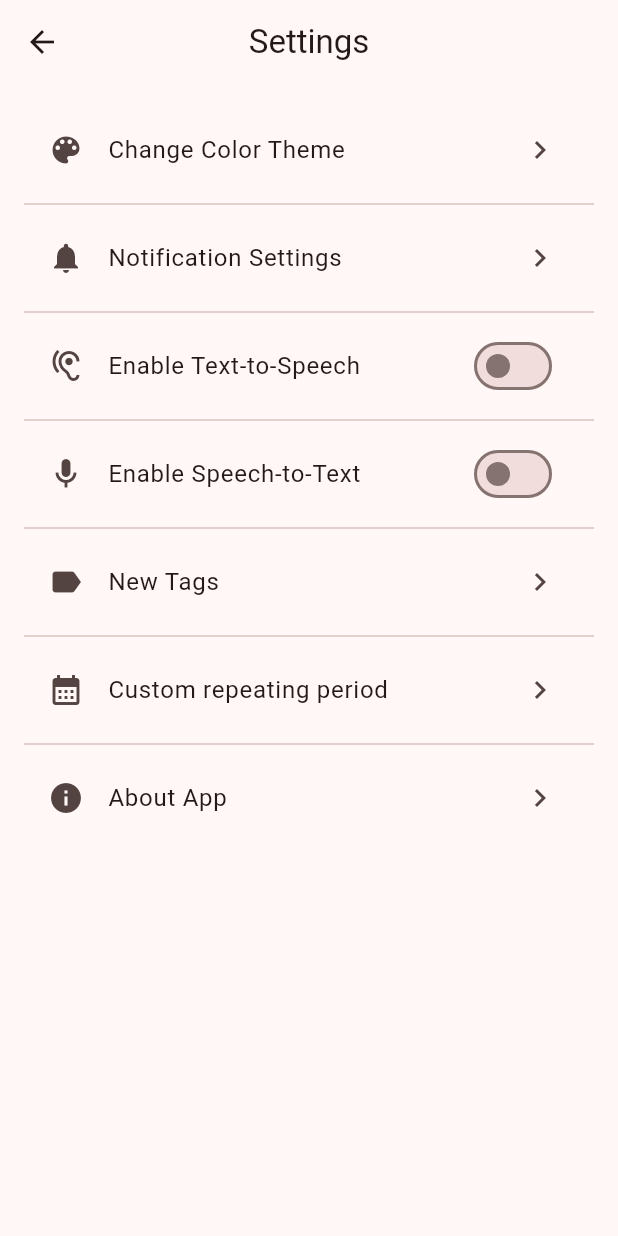
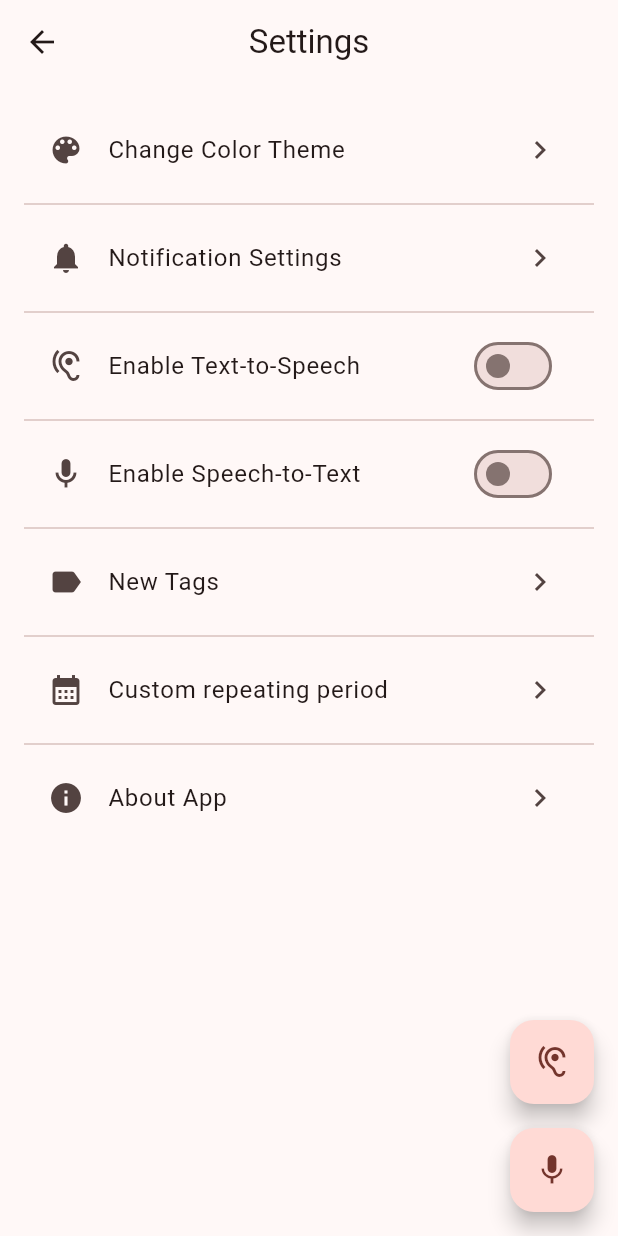
Before and after one commit to Sofiya-D/SeoulTech_ASE_Autumn2024_Group2, a Flutter app: the SettingsPage screen opened directly, on a phone screen of 412 x 824 dp. Run offline on Flutter 3.47's test engine with Material 3 defaults, Android fonts, the phone set to English and light mode, and no system bars; our stand-ins replace file_picker, flutter_colorpicker, open_file, table_calendar.

Commit message:
ajout des boutons the text to speech et speech to text
ajouter sur certaines page, fonctionnement incomplet (affichage meme quand diabled)

```diff
--- /dev/null
+++ b/todo_app/lib/floating_buttons.dart
@@ -0,0 +1,34 @@
+import 'package:flutter/material.dart';
+
+class FloatingButtons extends StatelessWidget {
+  final VoidCallback onTextToSpeechPressed;
+  final VoidCallback onSpeechToTextPressed;
+
+  const FloatingButtons({
+    Key? key,
+    required this.onTextToSpeechPressed,
+    required this.onSpeechToTextPressed,
+  }) : super(key: key);
+
+  @override
+  Widget build(BuildContext context) {
+    return Column(
+      mainAxisSize: MainAxisSize.min,
+      children: [
+        FloatingActionButton(
+          heroTag: 'textToSpeech',
+          onPressed: onTextToSpeechPressed,
+          tooltip: 'Activate Text-to-Speech',
+          child: const Icon(Icons.hearing),
+        ),
+        const SizedBox(height: 16),
+        FloatingActionButton(
+          heroTag: 'speechToText',
+          onPressed: onSpeechToTextPressed,
+          tooltip: 'Activate Speech-to-Text',
+          child: const Icon(Icons.mic),
+        ),
+      ],
+    );
+  }
+}
--- a/todo_app/lib/settings_page.dart
+++ b/todo_app/lib/settings_page.dart
@@ -1,7 +1,10 @@
 import 'package:flutter/material.dart';
 import 'package:provider/provider.dart';
 import 'package:flutter_colorpicker/flutter_colorpicker.dart';
-import 'main.dart'; // Import ThemeProvider here
+
+import 'main.dart';
+import 'settings_manager.dart';
+import 'floating_buttons.dart';
 
 class SettingsPage extends StatefulWidget {
   @override
@@ -10,8 +13,8 @@ class SettingsPage extends StatefulWidget {
 
 class _SettingsPageState extends State<SettingsPage> {
   bool _notificationsEnabled = false;
-  bool _textToSpeechEnabled = false;
-  bool _speechToTextEnabled = false;
+  //bool _textToSpeechEnabled = false;
+  //bool _speechToTextEnabled = false;
 
   @override
   Widget build(BuildContext context) {
@@ -51,30 +54,50 @@ class _SettingsPageState extends State<SettingsPage> {
 
           // Text-to-Speech Enabler
           SwitchListTile(
-            value: _textToSpeechEnabled, // Replace with actual value from state management
+            value: settingsManager.textToSpeechEnabled, // Replace with actual value from state management
             title: Text('Enable Text-to-Speech'),
             secondary: Icon(Icons.hearing),
             onChanged: (value) {
               setState(() {
-                _textToSpeechEnabled = value; // Update the state
+                settingsManager.textToSpeechEnabled = value; // Update the state
               });
-              _handleTextToSpeech(context); // Handle Text-to-speech toggle
+              //_handleTextToSpeech(context); // Handle Text-to-speech toggle
             },
           ),
+          /*if (_textToSpeechEnabled) // Button appears when Text-to-Speech is enabled
+            Padding(
+              padding: const EdgeInsets.symmetric(vertical: 8.0),
+              child: ElevatedButton(
+                onPressed: () {
+                  _handleTextToSpeech(context);
+                },
+                child: Text('Perform Text-to-Speech Action'),
+              ),
+            ),*/
           Divider(),
 
           // Speech-to-Text Enabler
           SwitchListTile(
-            value: _speechToTextEnabled, // Replace with actual value from state management
+            value: settingsManager.speechToTextEnabled, // Replace with actual value from state management
             title: Text('Enable Speech-to-Text'),
             secondary: Icon(Icons.mic_outlined),
             onChanged: (value) {
               setState(() {
-                _speechToTextEnabled = value; // Update the state
+                settingsManager.speechToTextEnabled = value; // Update the state
               });
-              _handleSpeechToText(context);// Handle Speech-to-Text toggle
+              //_handleSpeechToText(context);// Handle Speech-to-Text toggle
             },
           ),
+          /*if (_speechToTextEnabled) // Button appears when Speech-to-Text is enabled
+            Padding(
+              padding: const EdgeInsets.symmetric(vertical: 8.0),
+              child: ElevatedButton(
+                onPressed: () {
+                  _handleSpeechToText(context);
+                },
+                child: Text('Perform Speech-to-Text Action'),
+              ),
+            ),*/
           Divider(),
 
           // Tags Settings
@@ -111,6 +134,39 @@ class _SettingsPageState extends State<SettingsPage> {
           ),
         ],
       ),
+      floatingActionButton: FloatingButtons(
+        onTextToSpeechPressed: () {
+          settingsManager.handleTextToSpeech(context);
+        },
+        onSpeechToTextPressed: () {
+          settingsManager.handleSpeechToText(context);
+        },
+      ),
+      /*floatingActionButton: Column(
+      mainAxisSize: MainAxisSize.min,
+      children: [
+        if (_textToSpeechEnabled)
+          FloatingActionButton(
+            heroTag: "textToSpeechButton",
+            onPressed: () {
+              _handleTextToSpeech(context);
+            },
+            tooltip: 'Text-to-Speech Action',
+            child: Icon(Icons.hearing),
+          ),
+        if (_speechToTextEnabled)
+          SizedBox(height: 16), // Add spacing between buttons
+        if (_speechToTextEnabled)
+          FloatingActionButton(
+            heroTag: "speechToTextButton",
+            onPressed: () {
+              _handleSpeechToText(context);
+            },
+            tooltip: 'Speech-to-Text Action',
+            child: Icon(Icons.mic),
+          ),
+      ],
+    ),*/
     );
   }
 
@@ -270,11 +326,34 @@ class _SettingsPageState extends State<SettingsPage> {
             ],
           );
         }
-
       },
     );
   }
 
+  /*
+  // Text-to-speech
+  void _handleTextToSpeech(BuildContext context) {
+    showDialog(
+      context: context,
+      builder: (BuildContext context) {
+        return AlertDialog(
+          title: Text('Text-to-Speech Action'),
+          content: Text('You have activated the Text-to-Speech feature!'),
+          actions: [
+            TextButton(
+              onPressed: () {
+                Navigator.pop(context);
+              },
+              child: Text('OK'),
+            ),
+          ],
+        );
+      },
+    );
+  }
+  */
+
+  /*
   // Text-to-speech
   void _handleTextToSpeech(BuildContext context) {
     showDialog(
@@ -309,7 +388,32 @@ class _SettingsPageState extends State<SettingsPage> {
       },
     );
   }
+  */
 
+  /*
+  // Speech-to-text
+  void _handleSpeechToText(BuildContext context) {
+    showDialog(
+      context: context,
+      builder: (BuildContext context) {
+        return AlertDialog(
+          title: Text('Speech-to-Text Action'),
+          content: Text('You have activated the Speech-to-Text feature!'),
+          actions: [
+            TextButton(
+              onPressed: () {
+                Navigator.pop(context);
+              },
+              child: Text('OK'),
+            ),
+          ],
+        );
+      },
+    );
+  }
+  */
+
+  /*
   // Speech-to-text
   void _handleSpeechToText(BuildContext context) {
     showDialog(
@@ -342,6 +446,7 @@ class _SettingsPageState extends State<SettingsPage> {
       },
     );
   }
+  */
 
   // Tag Settings
   void _showTagSettings(BuildContext context) {
@@ -420,3 +525,5 @@ class _SettingsPageState extends State<SettingsPage> {
     );
   }
 }
+
+final settings = _SettingsPageState();
```
Also changed, not shown: todo_app/lib/calendar_page.dart (+23 -0 lines), todo_app/lib/create_task_page.dart (+12 -0 lines), todo_app/lib/main.dart (+30 -0 lines), todo_app/lib/settings_manager.dart (added, +60 -0 lines).
